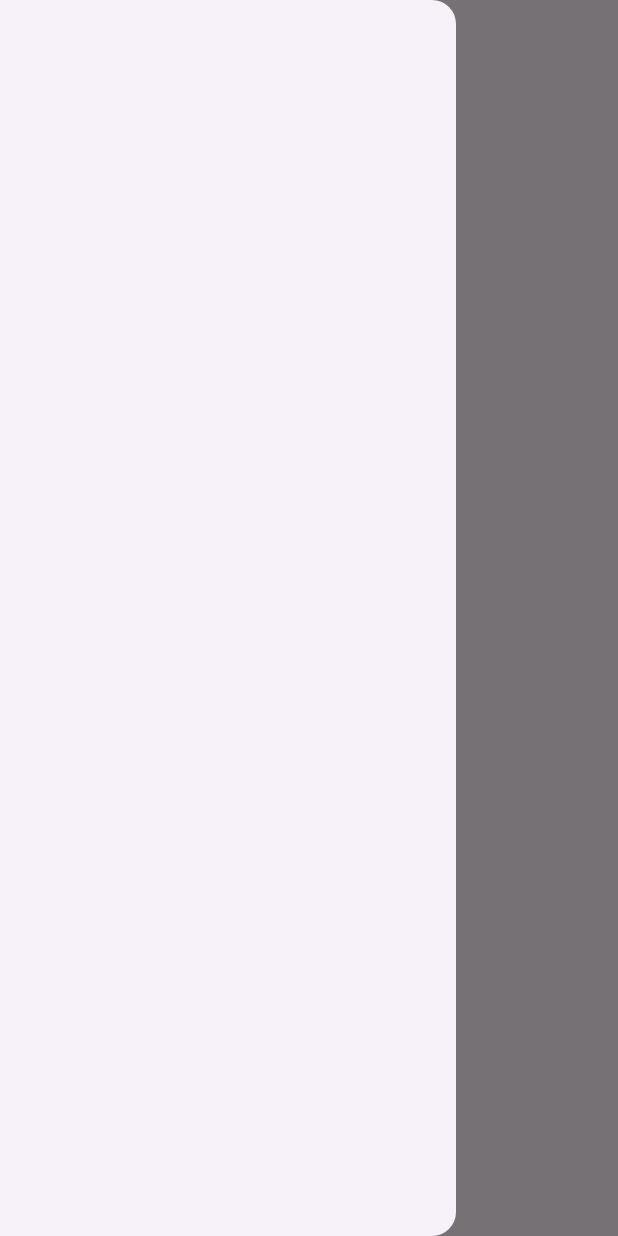
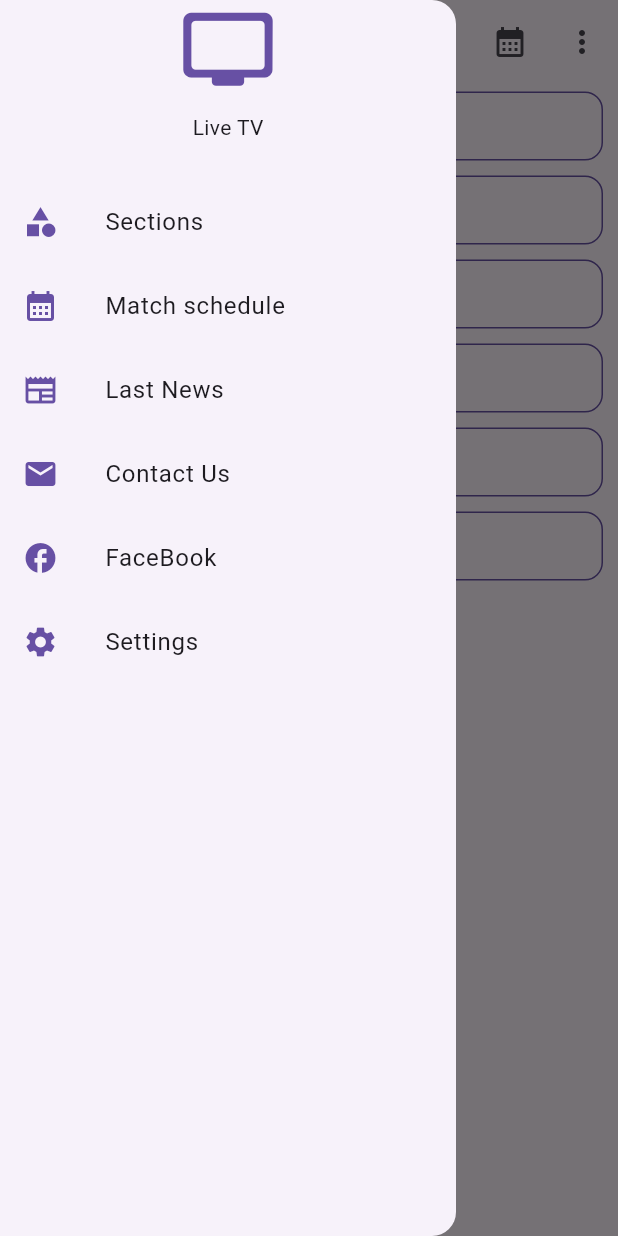
Before and after one commit to Emad-Pro/Match_Live, a Flutter app: the screen it shows after launch, with the side drawer open, on a phone screen of 412 x 824 dp. Run offline on Flutter 3.47's test engine with Material 3 defaults, Android fonts, the light colour scheme and no system bars; our stand-ins replace bloc, flutter_bloc, freezed_annotation, get_it, shared_preferences.

Commit message:
Finshed Main Ui

```diff
--- a/assets/lang/ar.json
+++ b/assets/lang/ar.json
@@ -1,4 +1,11 @@
 {
-    "ar": "عربي",
-    "en": "انجلش"
+    "Live TV": "Live TV",
+    "Sections": "الأقسام",
+    "Match schedule": "جدول المباريات",
+    "Last News": "أخر الاخبار",
+    "Contact Us": "اتصل بنا",
+    "FaceBook": "فيس بوك",
+    "Settings": "الاعدادات",
+    "Send App": "أرسال التطبيق",
+    "Visit WebSite": "زيارة الموقع"
 }
--- a/assets/lang/en.json
+++ b/assets/lang/en.json
@@ -1,4 +1,11 @@
 {
-    "ar": "ar",
-    "en": "en"
+    "Live TV": "Live TV",
+    "Sections": "Sections",
+    "Match schedule": "Match schedule",
+    "Last News": "Last News",
+    "Contact Us": "Contact Us",
+    "FaceBook": "FaceBook",
+    "Settings": "Settings",
+    "Send App": "Send App",
+    "Visit WebSite": "Visit WebSite"
 }
--- /dev/null
+++ b/lib/core/widget/custom_list_tile.dart
@@ -0,0 +1,28 @@
+import 'package:flutter/material.dart';
+
+class CustomListTile extends StatelessWidget {
+  const CustomListTile(
+      {super.key,
+      required this.titleText,
+      required this.leadingIcon,
+      required this.onTap});
+  final String titleText;
+  final IconData leadingIcon;
+  final Function()? onTap;
+  @override
+  Widget build(BuildContext context) {
+    final colorScheme = Theme.of(context).colorScheme;
+    return ListTile(
+      onTap: onTap,
+      leading: Icon(
+        leadingIcon,
+        color: colorScheme.primary,
+      ),
+      contentPadding: const EdgeInsets.symmetric(horizontal: 15),
+      title: Padding(
+        padding: const EdgeInsets.symmetric(horizontal: 15),
+        child: Text(titleText),
+      ),
+    );
+  }
+}
--- a/lib/main.dart
+++ b/lib/main.dart
@@ -33,6 +33,7 @@ class MyApp extends StatelessWidget {
           builder: (context, state) {
             return MaterialApp(
               title: 'Live Match',
+              debugShowCheckedModeBanner: false,
               locale: getIt<LocalizationsCubit>().state.locale,
               supportedLocales: const [
                 Locale('en'),
--- a/lib/src/main/view/main_screen.dart
+++ b/lib/src/main/view/main_screen.dart
@@ -1,4 +1,8 @@
 import 'package:flutter/material.dart';
+
+import 'widget/main_app_bar.dart';
+import 'widget/main_drawer.dart';
+import 'widget/main_view_body_widget.dart';
 
 class MainScreen extends StatelessWidget {
   const MainScreen({
@@ -8,10 +12,48 @@ class MainScreen extends StatelessWidget {
   @override
   Widget build(BuildContext context) {
     return Scaffold(
-      appBar: AppBar(),
-      drawer: Drawer(),
-      body: Column(
-        children: [],
+      appBar: mainAppBar(context),
+      drawer: const MainDrawer(),
+      body: const MainViewBodyWidget(),
+    );
+  }
+}
+
+class MainBuildSectionsLiveWidget extends StatelessWidget {
+  const MainBuildSectionsLiveWidget({
+    super.key,
+    required this.titleText,
+    required this.onTap,
+    this.widget,
+  });
+  final String titleText;
+  final void Function() onTap;
+  final Widget? widget;
+  @override
+  Widget build(BuildContext context) {
+    return Container(
+      margin: const EdgeInsets.symmetric(vertical: 5, horizontal: 10),
+      decoration: BoxDecoration(
+          borderRadius: BorderRadius.circular(12),
+          border: Border.all(color: Theme.of(context).colorScheme.primary)),
+      child: InkWell(
+        onTap: onTap,
+        child: Padding(
+          padding: const EdgeInsets.all(10.0),
+          child: Row(
+            mainAxisAlignment: MainAxisAlignment.spaceBetween,
+            children: [
+              widget ?? const Icon(Icons.live_tv),
+              Center(
+                child: Padding(
+                  padding: const EdgeInsets.symmetric(horizontal: 10.0),
+                  child: Text(titleText),
+                ),
+              ),
+              Container()
+            ],
+          ),
+        ),
       ),
     );
   }
--- /dev/null
+++ b/lib/src/main/view/widget/main_app_bar.dart
@@ -0,0 +1,22 @@
+import 'package:flutter/material.dart';
+import 'package:live_match/core/localizations/cubit/localizations_cubit.dart';
+import 'package:live_match/core/localizations/localizations_service.dart';
+
+mainAppBar(context) => AppBar(
+      title: const Text("Live Tv"),
+      actions: [
+        IconButton(
+            onPressed: () {
+              showDatePicker(
+                  context: context,
+                  firstDate: DateTime(2024),
+                  lastDate: DateTime(2025));
+            },
+            icon: const Icon(Icons.calendar_month)),
+        PopupMenuButton(
+            itemBuilder: (context) => [
+                  PopupMenuItem(child: Text("Send App".tr(context))),
+                  PopupMenuItem(child: Text("Visit WebSite".tr(context)))
+                ]),
+      ],
+    );
--- /dev/null
+++ b/lib/src/main/view/widget/main_drawer.dart
@@ -0,0 +1,59 @@
+import 'package:flutter/material.dart';
+import 'package:live_match/core/localizations/localizations_service.dart';
+
+import '../../../../core/widget/custom_list_tile.dart';
+
+class MainDrawer extends StatelessWidget {
+  const MainDrawer({
+    super.key,
+  });
+
+  @override
+  Widget build(BuildContext context) {
+    final colorScheme = Theme.of(context).colorScheme;
+    return Drawer(
+      child: Column(
+        children: [
+          Icon(
+            Icons.tv_rounded,
+            size: 65,
+            color: colorScheme.primary,
+          ),
+          Padding(
+            padding: const EdgeInsets.only(top: 10.0, bottom: 25),
+            child: Text("Live TV".tr(context)),
+          ),
+          CustomListTile(
+              titleText: "Sections".tr(context),
+              leadingIcon: Icons.category,
+              onTap: () => Navigator.pop(context)),
+          CustomListTile(
+            titleText: "Match schedule".tr(context),
+            leadingIcon: Icons.calendar_month,
+            onTap: () {},
+          ),
+          CustomListTile(
+            titleText: "Last News".tr(context),
+            leadingIcon: Icons.newspaper,
+            onTap: () {},
+          ),
+          CustomListTile(
+            titleText: "Contact Us".tr(context),
+            leadingIcon: Icons.email,
+            onTap: () {},
+          ),
+          CustomListTile(
+            titleText: "FaceBook".tr(context),
+            leadingIcon: Icons.facebook,
+            onTap: () {},
+          ),
+          CustomListTile(
+            titleText: "Settings".tr(context),
+            leadingIcon: Icons.settings,
+            onTap: () {},
+          )
+        ],
+      ),
+    );
+  }
+}
--- /dev/null
+++ b/lib/src/main/view/widget/main_view_body_widget.dart
@@ -0,0 +1,41 @@
+import 'package:flutter/material.dart';
+
+import '../main_screen.dart';
+
+class MainViewBodyWidget extends StatelessWidget {
+  const MainViewBodyWidget({
+    super.key,
+  });
+
+  @override
+  Widget build(BuildContext context) {
+    return Column(
+      children: [
+        MainBuildSectionsLiveWidget(
+          titleText: "Server Live Main",
+          onTap: () {},
+        ),
+        MainBuildSectionsLiveWidget(
+          titleText: "Arabic Series",
+          onTap: () {},
+        ),
+        MainBuildSectionsLiveWidget(
+          titleText: "Ramdan Series 2024",
+          onTap: () {},
+        ),
+        MainBuildSectionsLiveWidget(
+          titleText: "Arabic Movies",
+          onTap: () {},
+        ),
+        MainBuildSectionsLiveWidget(
+          titleText: "Plays",
+          onTap: () {},
+        ),
+        MainBuildSectionsLiveWidget(
+          titleText: "SpaceToon",
+          onTap: () {},
+        )
+      ],
+    );
+  }
+}
```
